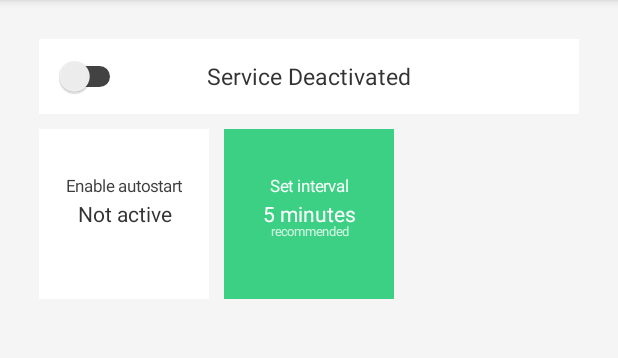
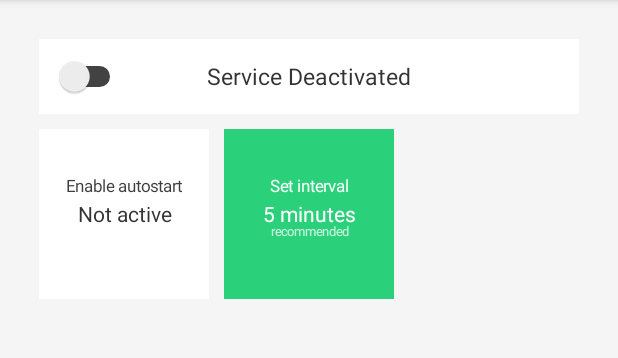
Before and after one commit to intxcc/OwnTrack, an Android app: the screen it shows after launch (MainActivity), on a phone screen of 412 x 824 dp, the part 84-442 px from its top. Run offline under Robolectric (Android 15) with nearby library versions, the phone set to English and light mode, and no system bars; 2 statements that could not run were skipped.

Commit message:
Updated colors and icon

```diff
--- a/app/src/main/res/values/colors.xml
+++ b/app/src/main/res/values/colors.xml
@@ -1,11 +1,11 @@
 <?xml version="1.0" encoding="utf-8"?>
 <resources>
-    <color name="colorPrimary">#e6393c</color>
-    <color name="colorAccent">#50e6af</color>
+    <color name="colorPrimary">#e52e31</color>
+    <color name="colorAccent">#14cc6d</color>
 
-    <color name="active_green">#29cc78</color>
-    <color name="active_green_bg">#d9ffeb</color>
-    <color name="hl_color">#ff4d4f</color>
+    <color name="active_green">@color/colorAccent</color>
+    <color name="active_green_bg">#bfffde</color>
+    <color name="hl_color">@color/colorPrimary</color>
 
     <color name="activeSwitch_offcolor_bg">#fff</color>
     <color name="activeSwitch_offcolor">#333</color>
```
Also changed, not shown: app/src/main/ic_launcher-web.png, app/src/main/res/mipmap-hdpi/ic_launcher.png, app/src/main/res/mipmap-mdpi/ic_launcher.png, app/src/main/res/mipmap-xhdpi/ic_launcher.png, app/src/main/res/mipmap-xxhdpi/ic_launcher.png, app/src/main/res/mipmap-xxxhdpi/ic_launcher.png.
